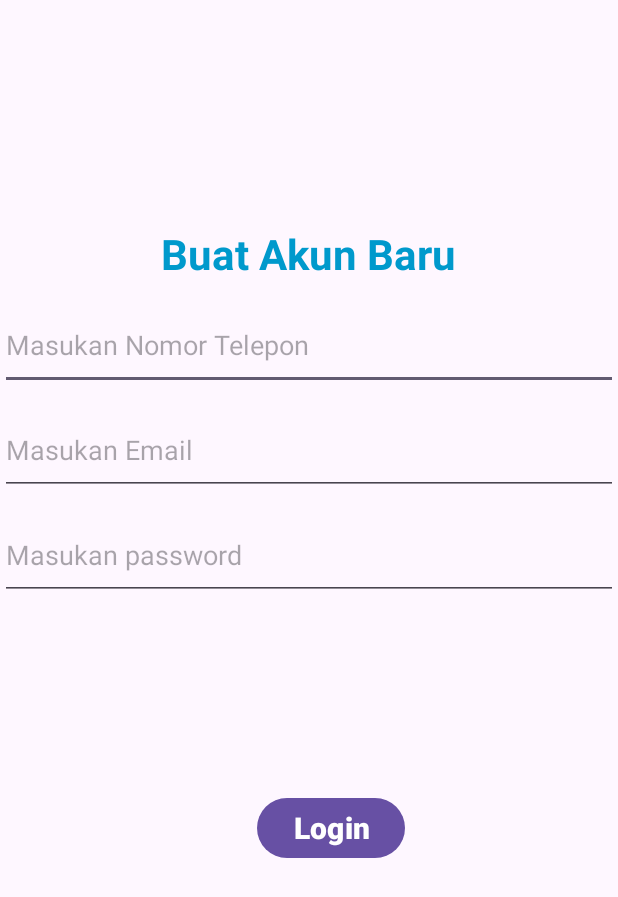
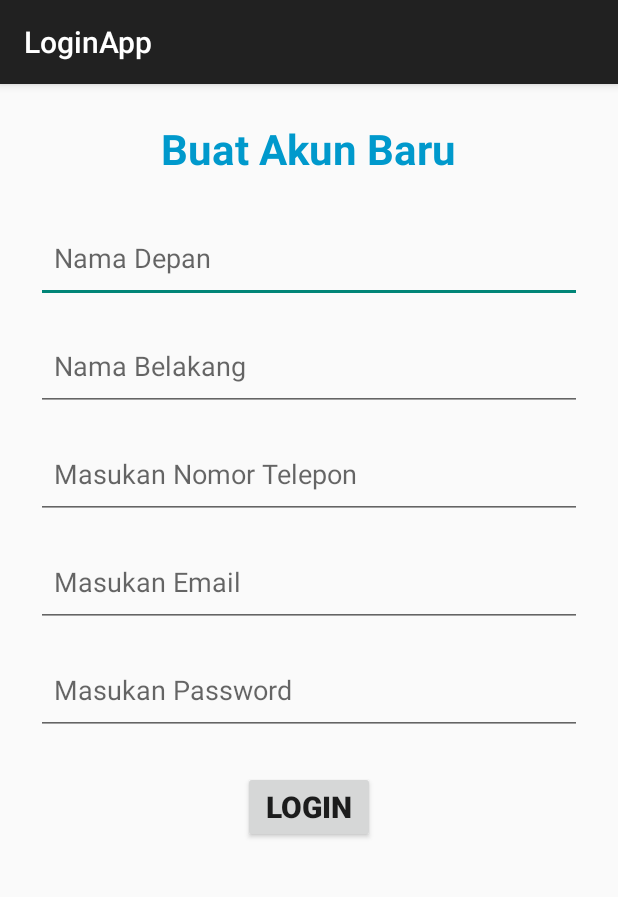
Before and after one commit to ffxlapen2/Mobile_computing, an Android app: the RegisterApp screen opened directly, with no data from a screen before it, on a phone screen of 412 x 824 dp. Shown: the top 897 px of the screen. Run offline under Robolectric (Android 15) with nearby library versions, the phone set to English and light mode, and no system bars.

Commit message:
initial commit

```diff
--- a/app/build.gradle.kts
+++ b/app/build.gradle.kts
@@ -50,6 +50,7 @@ dependencies {
     implementation("androidx.cardview:cardview:1.0.0")
     implementation("androidx.activity:activity-ktx:1.8.2")
     implementation("androidx.constraintlayout:constraintlayout:2.1.4")
+    implementation(libs.androidx.activity)
 
     testImplementation("junit:junit:4.13.2")
     androidTestImplementation("androidx.test.ext:junit:1.1.5")
--- a/app/src/main/java/com/example/loginapp/MainActivity.kt
+++ b/app/src/main/java/com/example/loginapp/MainActivity.kt
@@ -33,6 +33,11 @@ MainActivity : AppCompatActivity() {
             startActivity(intent)
         }
 
+        binding.Mendaftar.setOnClickListener {
+            val intent = Intent(this, RegisterApp::class.java)
+            startActivity(intent)
+        }
+
         binding.btnLogin1.setOnClickListener {
             val intent = Intent(this, HalamanDashboard::class.java)
             startActivity(intent)
--- a/app/src/main/java/com/example/loginapp/RecyclerActivity.kt
+++ b/app/src/main/java/com/example/loginapp/RecyclerActivity.kt
@@ -7,7 +7,8 @@ import androidx.recyclerview.widget.RecyclerView
 import com.example.loginapp.adapter.ItemAdapter
 import com.example.loginapp.model.Item
 
-class RecyclerActivity : AppCompatActivity() {
+class
+RecyclerActivity : AppCompatActivity() {
     private lateinit var recyclerView: RecyclerView
     private lateinit var adapter: ItemAdapter
 
--- a/app/src/main/java/com/example/loginapp/RegisterApp.kt
+++ b/app/src/main/java/com/example/loginapp/RegisterApp.kt
@@ -1,12 +1,16 @@
 package com.example.loginapp
 
+import android.content.Intent
 import android.os.Bundle
 import androidx.activity.enableEdgeToEdge
 import androidx.appcompat.app.AppCompatActivity
 import androidx.core.view.ViewCompat
 import androidx.core.view.WindowInsetsCompat
+import com.example.loginapp.databinding.ActivityRegisterAppBinding
 
 class RegisterApp : AppCompatActivity() {
+    private lateinit var binding: ActivityRegisterAppBinding
+
     override fun onCreate(savedInstanceState: Bundle?) {
         super.onCreate(savedInstanceState)
         enableEdgeToEdge()
@@ -16,5 +20,12 @@ class RegisterApp : AppCompatActivity() {
             v.setPadding(systemBars.left, systemBars.top, systemBars.right, systemBars.bottom)
             insets
         }
+        binding = ActivityRegisterAppBinding.inflate(layoutInflater)
+        setContentView(binding.root)
+        binding.btnLogin2.setOnClickListener {
+            val intent = Intent(this, MainActivity::class.java)
+            startActivity(intent)
+        }
+
     }
 }
--- a/app/src/main/res/layout/activity_item_card.xml
+++ b/app/src/main/res/layout/activity_item_card.xml
@@ -10,6 +10,7 @@
         android:orientation="vertical">
 
         <ImageView
+
             android:id="@+id/detailImage"
             android:layout_width="match_parent"
             android:layout_height="200dp"
--- a/app/src/main/res/layout/activity_register_app.xml
+++ b/app/src/main/res/layout/activity_register_app.xml
@@ -1,58 +1,97 @@
 <?xml version="1.0" encoding="utf-8"?>
 <RelativeLayout
     xmlns:android="http://schemas.android.com/apk/res/android"
-    xmlns:app="http://schemas.android.com/apk/res-auto"
     xmlns:tools="http://schemas.android.com/tools"
     android:id="@+id/main"
     android:layout_width="match_parent"
     android:layout_height="match_parent"
-    tools:context=".MainActivity" >
+    tools:context=".MainActivity">
 
+    <!-- Judul -->
     <TextView
         android:id="@+id/Register"
         android:layout_width="wrap_content"
         android:layout_height="wrap_content"
         android:layout_centerHorizontal="true"
-        android:layout_marginTop="150sp"
+        android:layout_marginTop="80dp"
         android:text="Buat Akun Baru"
         android:textSize="28sp"
         android:textStyle="bold"
-        android:textColor="@android:color/holo_blue_dark"
-        app:layout_constraintBottom_toBottomOf="parent"
-        app:layout_constraintEnd_toEndOf="parent"
-        app:layout_constraintStart_toStartOf="parent"
-        app:layout_constraintTop_toTopOf="parent" />
+        android:textColor="@android:color/holo_blue_dark" />
+
+    <!-- Nama Depan -->
+    <EditText
+        android:id="@+id/etNamaDepan"
+        android:layout_width="match_parent"
+        android:layout_height="60dp"
+        android:layout_below="@id/Register"
+        android:layout_marginTop="24dp"
+        android:layout_marginStart="24dp"
+        android:layout_marginEnd="24dp"
+        android:hint="Nama Depan"
+        android:padding="12dp" />
+
+    <!-- Nama Belakang -->
+    <EditText
+        android:id="@+id/etNamaBelakang"
+        android:layout_width="match_parent"
+        android:layout_height="60dp"
+        android:layout_below="@id/etNamaDepan"
+        android:layout_marginTop="12dp"
+        android:layout_marginStart="24dp"
+        android:layout_marginEnd="24dp"
+        android:hint="Nama Belakang"
+        android:padding="12dp" />
+
+    <!-- Nomor HP -->
     <EditText
         android:id="@+id/NomorHP"
         android:layout_width="match_parent"
-        android:layout_height="60sp"
+        android:layout_height="60dp"
+        android:layout_below="@id/etNamaBelakang"
+        android:layout_marginTop="12dp"
+        android:layout_marginStart="24dp"
+        android:layout_marginEnd="24dp"
         android:hint="Masukan Nomor Telepon"
-        android:layout_marginTop="200dp"/>
+        android:padding="12dp"
+        android:inputType="phone" />
 
+    <!-- Email -->
     <EditText
         android:id="@+id/etEmail"
         android:layout_width="match_parent"
-        android:layout_height="60sp"
+        android:layout_height="60dp"
+        android:layout_below="@id/NomorHP"
+        android:layout_marginTop="12dp"
+        android:layout_marginStart="24dp"
+        android:layout_marginEnd="24dp"
         android:hint="Masukan Email"
-        android:layout_marginTop="270dp"/>
+        android:padding="12dp"
+        android:inputType="textEmailAddress" />
 
+    <!-- Password -->
     <EditText
         android:id="@+id/etPassword"
         android:layout_width="match_parent"
-        android:layout_height="60sp"
-        android:hint="Masukan password"
-        android:layout_marginTop="340dp"/>
+        android:layout_height="60dp"
+        android:layout_below="@id/etEmail"
+        android:layout_marginTop="12dp"
+        android:layout_marginStart="24dp"
+        android:layout_marginEnd="24dp"
+        android:hint="Masukan Password"
+        android:padding="12dp"
+        android:inputType="textPassword" />
 
+    <!-- Tombol Login -->
     <Button
         android:id="@+id/btnLogin2"
         android:layout_width="wrap_content"
         android:layout_height="wrap_content"
-        android:layout_alignParentEnd="true"
-        android:layout_alignParentBottom="true"
-        android:layout_marginEnd="142dp"
-        android:layout_marginBottom="248dp"
+        android:layout_below="@id/etPassword"
+        android:layout_centerHorizontal="true"
+        android:layout_marginTop="24dp"
         android:text="Login"
         android:textStyle="bold"
-        android:textSize="20dp"/>
+        android:textSize="20sp" />
 
 </RelativeLayout>
--- a/app/src/main/res/values/themes.xml
+++ b/app/src/main/res/values/themes.xml
@@ -1,9 +1,8 @@
 <resources xmlns:tools="http://schemas.android.com/tools">
     <!-- Base application theme. -->
-    <style name="Base.Theme.LoginApp" parent="Theme.Material3.DayNight.NoActionBar">
-        <!-- Customize your light theme here. -->
-        <!-- <item name="colorPrimary">@color/my_light_primary</item> -->
+    <style name="Theme.LoginApp" parent="Theme.AppCompat.Light.DarkActionBar">
+        <!-- Required for ActionBar -->
+        <item name="windowActionBar">true</item>
+        <item name="windowNoTitle">false</item>
     </style>
-
-    <style name="Theme.LoginApp" parent="Base.Theme.LoginApp" />
 </resources>
```
Also changed, not shown: app/src/main/AndroidManifest.xml (+6 -2 lines), app/src/main/java/com/example/loginapp/HalamanDashboard.kt (+31 -6 lines), app/src/main/java/com/example/loginapp/profilactivity.kt (added, +20 -0 lines), app/src/main/res/layout/activity_main.xml (+28 -9 lines), app/src/main/res/layout/activity_profil.xml (added, +56 -0 lines), app/src/main/res/menu/main_menu.xml (added, +15 -0 lines), app/src/main/java/com/example/loginapp/adapter/itemAdapter.kt (line endings or trailing spaces), app/src/main/res/drawable/fotoprofile.jpg (added), app/src/main/res/drawable/logout.png (added), app/src/main/res/drawable/profile.png (added).
